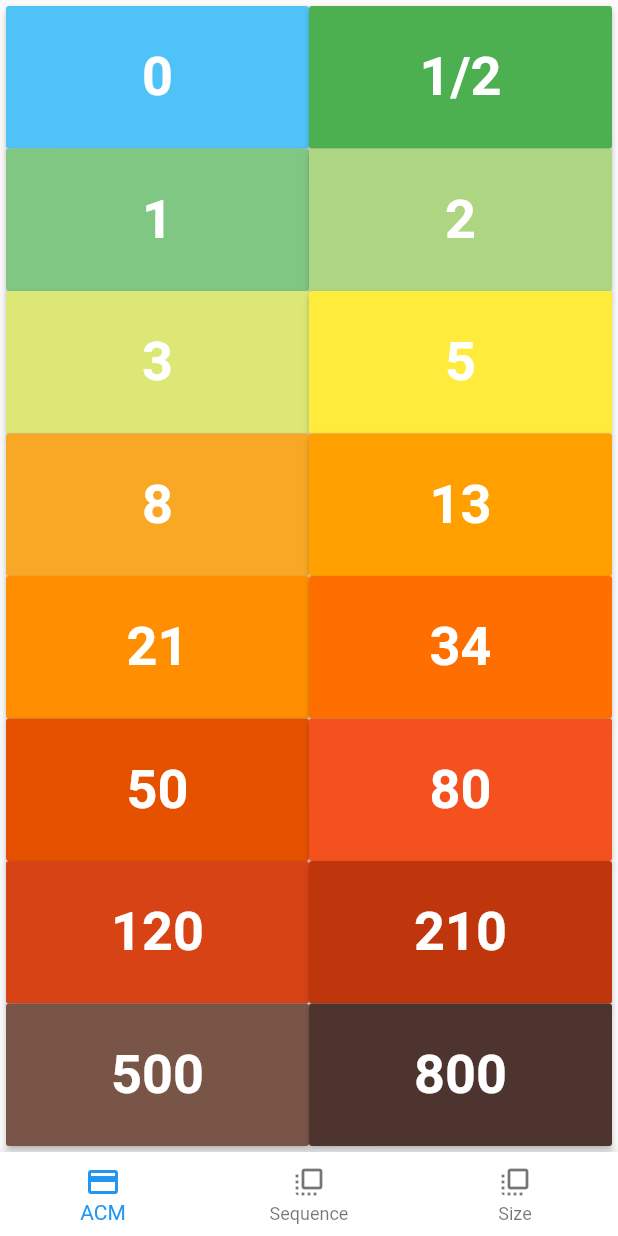
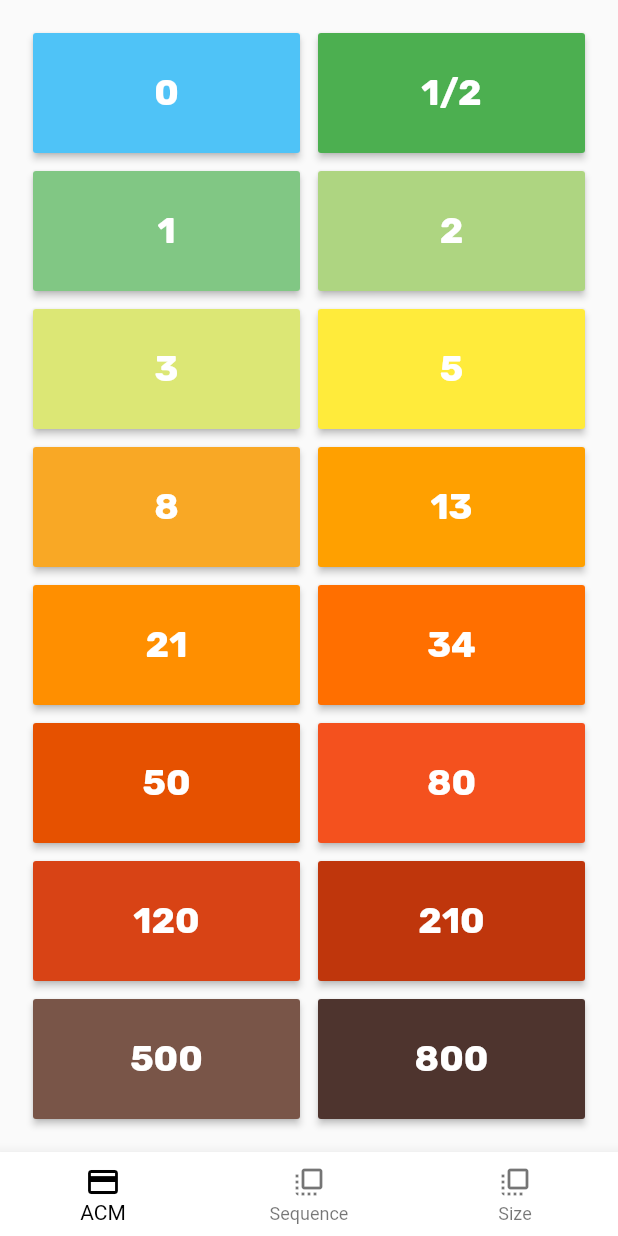
Before and after one commit to emreaktrk/agile_on, a Flutter app: the screen it shows after launch, on a phone screen of 412 x 824 dp. Run offline on Flutter 3.47's test engine with Material 2 defaults, Android fonts, the phone set to English and light mode, and no system bars.

Commit message:
Fonts added

```diff
--- a/lib/data/factory.dart
+++ b/lib/data/factory.dart
@@ -8,13 +8,13 @@ class Factory {
   static Repo create(FactoryType type) {
     switch (type) {
       case FactoryType.SEQUENTIAL:
-        return new SequentialRepo();
+        return SequentialRepo();
       case FactoryType.ACM:
-        return new AcmRepo();
+        return AcmRepo();
       case FactoryType.SIZE:
-        return new SizeRepo();
+        return SizeRepo();
       default:
-        throw new Exception("Unknown repo type");
+        throw Exception("Unknown repo type");
     }
   }
 }
--- a/lib/main.dart
+++ b/lib/main.dart
@@ -15,7 +15,7 @@ void main() {
       statusBarIconBrightness: Brightness.dark,
       systemNavigationBarColor: Colors.white,
       systemNavigationBarIconBrightness: Brightness.dark,
-  ),
+    ),
   );
 
   runApp(PokerApp());
--- a/lib/ui/detail/detail_screen.dart
+++ b/lib/ui/detail/detail_screen.dart
@@ -30,6 +30,7 @@ class DetailState extends State<DetailScreen> {
             style: TextStyle(
               color: Colors.white,
               fontSize: 180.0,
+              fontFamily: "Rubik",
               fontWeight: FontWeight.bold,
             ),
           ),
--- a/lib/ui/home/home_screen.dart
+++ b/lib/ui/home/home_screen.dart
@@ -20,6 +20,8 @@ class _HomeScreenState extends State<HomeScreen> {
         body: widget.tabs[_index],
         bottomNavigationBar: BottomNavigationBar(
           backgroundColor: Colors.white,
+          unselectedItemColor: Colors.black54,
+          selectedItemColor: Colors.black,
           currentIndex: _index,
           onTap: (index) => setState(() {
                 _index = index;
--- a/lib/ui/list/list_screen.dart
+++ b/lib/ui/list/list_screen.dart
@@ -7,7 +7,7 @@ import 'package:flutter/material.dart';
 class ListScreen extends StatefulWidget {
   final Repo repo;
 
-  ListScreen({this.repo}) : super(key: new Key(repo.toString()));
+  ListScreen({this.repo}) : super(key: Key(repo.toString()));
 
   @override
   _ListScreenState createState() => _ListScreenState(repo);
@@ -24,7 +24,7 @@ class _ListScreenState extends State<ListScreen> {
   Widget build(BuildContext context) {
     return Container(
       child: Padding(
-        padding: const EdgeInsets.all(4.0),
+        padding: const EdgeInsets.all(16.0),
         child: Flex(
           direction: Axis.vertical,
           children: List<Widget>.generate(widget.repo.grid().column, (row) {
@@ -37,9 +37,7 @@ class _ListScreenState extends State<ListScreen> {
                     fit: FlexFit.tight,
                     child: PokerCard(
                       poker: _getCard(row, column),
-                      onPressed: () {
-                        Navigator.push(context, MaterialPageRoute(builder: (context) => DetailScreen(poker: _getCard(row, column))));
-                      },
+                      onPressed: () => Navigator.push(context, MaterialPageRoute(builder: (context) => DetailScreen(poker: _getCard(row, column)))),
                     ),
                   );
                 }),
--- a/lib/widget/poker_card.dart
+++ b/lib/widget/poker_card.dart
@@ -12,13 +12,21 @@ class PokerCard extends StatelessWidget {
   Widget build(BuildContext context) {
     return GestureDetector(
       onTap: onPressed,
+      child: Padding(
+        padding: const EdgeInsets.all(6.0),
         child: RaisedButton(
           onPressed: onPressed,
           color: poker.color,
           child: Center(
             child: Text(
               poker.score,
-            style: TextStyle(color: Colors.white, fontSize: 36.0, fontWeight: FontWeight.bold),
+              style: TextStyle(
+                color: Colors.white,
+                fontSize: 24.0,
+                fontFamily: "Rubik",
+                fontWeight: FontWeight.bold,
+              ),
+            ),
           ),
         ),
       ),
```
Also changed, not shown: pubspec.yaml (+14 -37 lines), assets/fonts/Rubik-Black.ttf, assets/fonts/Rubik-BlackItalic.ttf (added), assets/fonts/Rubik-Bold.ttf, assets/fonts/Rubik-BoldItalic.ttf (added), assets/fonts/Rubik-Italic.ttf (added), assets/fonts/Rubik-Light.ttf, assets/fonts/Rubik-LightItalic.ttf (added), assets/fonts/Rubik-Medium.ttf, assets/fonts/Rubik-MediumItalic.ttf (added), assets/fonts/Rubik-Regular.ttf, 2 other files. Lines whose indentation alone changed are shown as unchanged.
